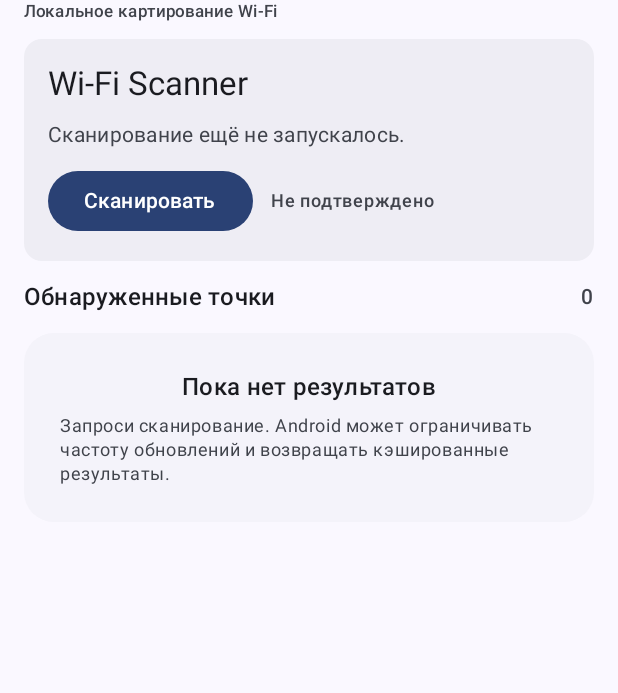
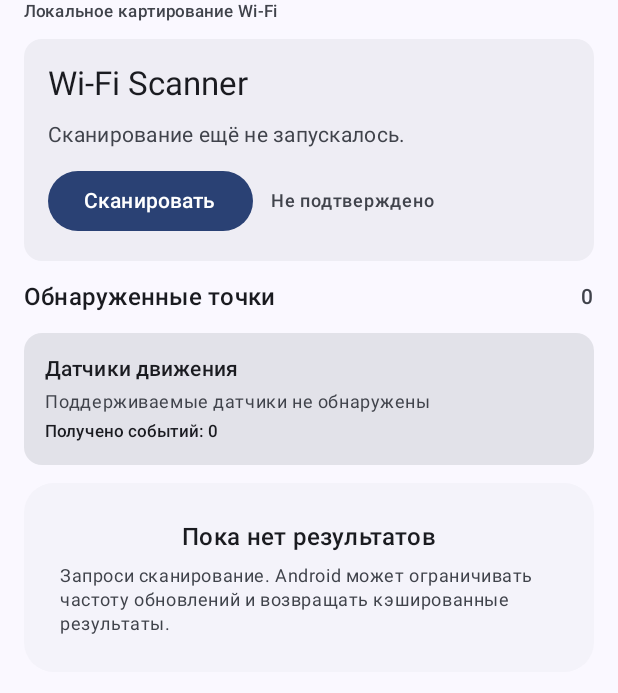
Before and after one commit to MAKAKAIglitch/HomeRadar, an Android app built with Jetpack Compose: the screen it shows after launch (MainActivity), on a phone screen of 412 x 824 dp, the part 57-750 px from its top. Run offline under Robolectric (Android 15) with nearby library versions, the phone set to English and light mode, and no system bars.

Commit message:
feat(android): display motion sensor availability and sample count

```diff
--- a/android/app/src/main/java/org/homeradar/app/HomeRadarScreen.kt
+++ b/android/app/src/main/java/org/homeradar/app/HomeRadarScreen.kt
@@ -101,6 +101,26 @@ fun HomeRadarScreen(
                     )
                 }
 
+                Card(modifier = Modifier.fillMaxWidth()) {
+                    Column(
+                        modifier = Modifier.padding(14.dp),
+                        verticalArrangement = Arrangement.spacedBy(4.dp)
+                    ) {
+                        Text("Датчики движения", style = MaterialTheme.typography.titleSmall)
+                        Text(
+                            if (state.availableMotionSensors.isEmpty()) "Поддерживаемые датчики не обнаружены"
+                            else state.availableMotionSensors.joinToString(" · "),
+                            style = MaterialTheme.typography.bodySmall,
+                            color = MaterialTheme.colorScheme.onSurfaceVariant
+                        )
+                        Text(
+                            "Получено событий: ${state.motionSampleCount}" +
+                                (state.lastMotionSensor?.let { " · последнее: $it" } ?: ""),
+                            style = MaterialTheme.typography.labelSmall
+                        )
+                    }
+                }
+
                 if (state.networks.isEmpty()) {
                     Surface(
                         modifier = Modifier.fillMaxWidth(),
```
